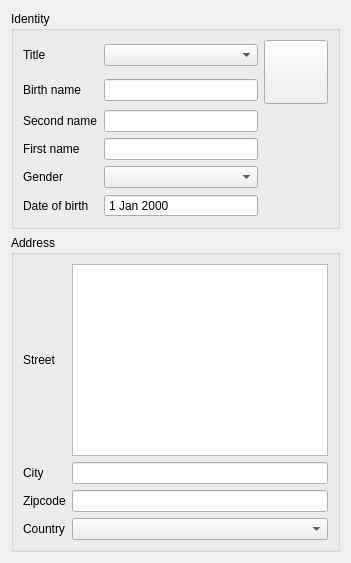
This is plugins/patientbaseplugin/identitywidget.ui in FreeHealth/freehealth as Qt 5 draws it before an edit. The edited form follows.
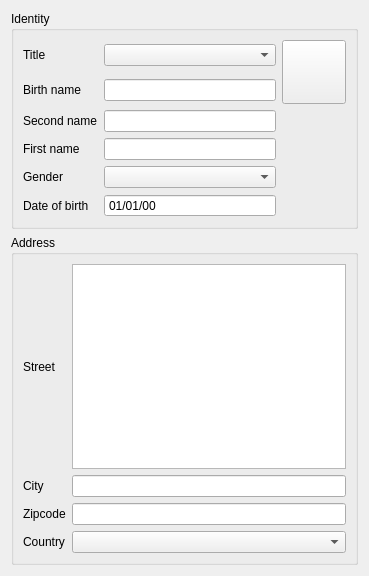
This is the edited form. Custom widgets are drawn as their Qt base class.

Commit message: standardization of date format in all QDateEdit

```diff
--- a/plugins/patientbaseplugin/identitywidget.ui
+++ b/plugins/patientbaseplugin/identitywidget.ui
@@ -2,6 +2,14 @@
 <ui version="4.0">
  <class>Patients::Internal::IdentityWidget</class>
  <widget class="QWidget" name="Patients::Internal::IdentityWidget">
+  <property name="geometry">
+   <rect>
+    <x>0</x>
+    <y>0</y>
+    <width>369</width>
+    <height>576</height>
+   </rect>
+  </property>
   <property name="windowTitle">
    <string>Form</string>
   </property>
@@ -114,6 +122,9 @@
         <property name="buttonSymbols">
          <enum>QAbstractSpinBox::NoButtons</enum>
         </property>
+        <property name="displayFormat">
+         <string notr="true">dd/MM/yy</string>
+        </property>
         <property name="calendarPopup">
          <bool>false</bool>
         </property>
```
The commit also changes 32 other files.
